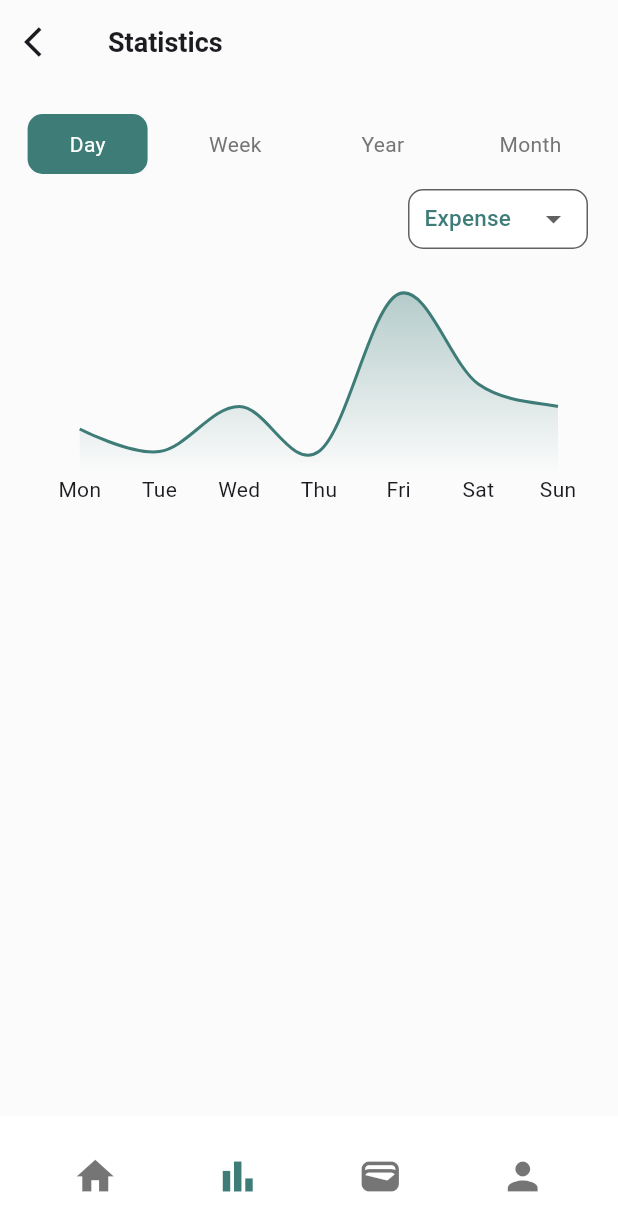
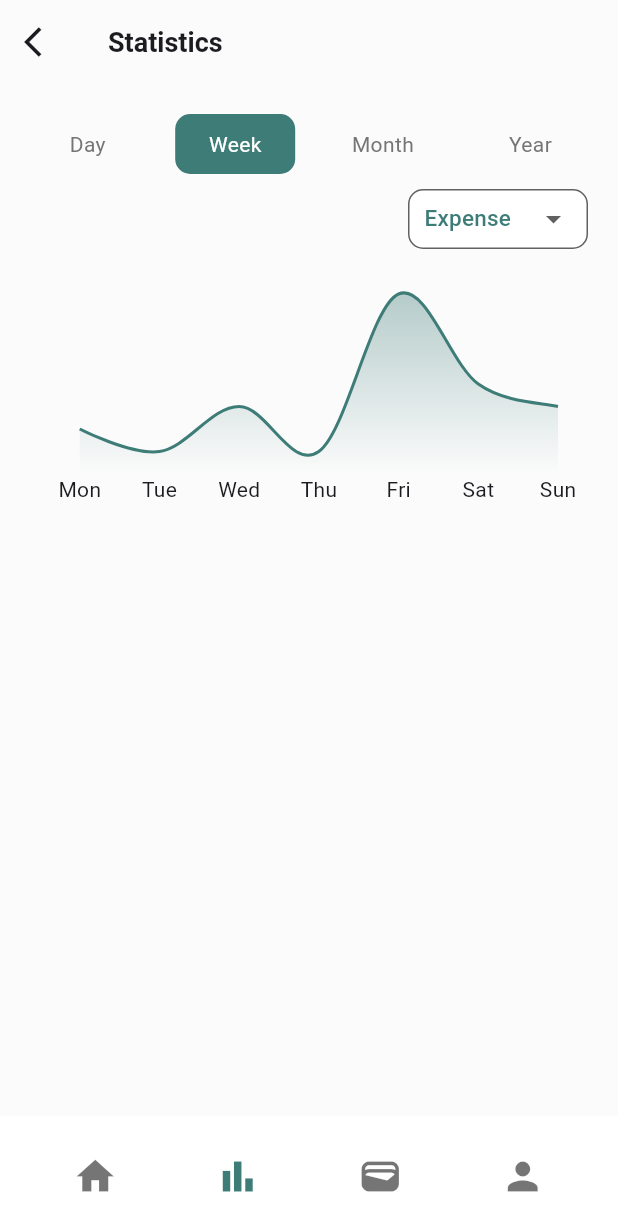
Before and after one commit to wandi1209/expense-tracker-pro-app, a Flutter app: the StatisticPage screen opened by its route, after a tap on "Week", on a phone screen of 412 x 824 dp. Shown: the top 1231 px of the screen. Run offline on Flutter 3.47's test engine with Material 3 defaults, Android fonts, the phone set to English and light mode, and no system bars; drawn by our look-alikes of fl_chart; our stand-ins replace awesome_dialog, bloc, dio, equatable, flutter_bloc, flutter_dotenv and 5 more; accounts and stored records are empty; network calls fail.

Commit message:
feat(statistic): add logic for interactive button

```diff
--- a/lib/features/statistic/presentation/pages/statistic_page.dart
+++ b/lib/features/statistic/presentation/pages/statistic_page.dart
@@ -1,4 +1,5 @@
 import 'package:expense_tracker_pro/common/appbars/basic_app_bar.dart';
+import 'package:expense_tracker_pro/core/utils/enum.dart';
 import 'package:expense_tracker_pro/features/statistic/presentation/bloc/statistic_bloc.dart';
 import 'package:expense_tracker_pro/features/statistic/presentation/widgets/dropdown_widget.dart';
 import 'package:expense_tracker_pro/features/statistic/presentation/widgets/line_chart_widget.dart';
@@ -18,6 +19,14 @@ class _StatisticPageState extends State<StatisticPage> {
   bool top = true;
   final List<String> types = ['Expense', 'Income'];
   String selectedType = 'Expense';
+  DateFilter selectedDate = DateFilter.day;
+
+  void onChangedDateFilter(DateFilter dateFilter) {
+    setState(() {
+      selectedDate = dateFilter;
+    });
+  }
+
   void onChangedType(String newType) {
     setState(() {
       selectedType = newType;
@@ -58,7 +67,7 @@ class _StatisticPageState extends State<StatisticPage> {
             padding: const EdgeInsets.only(top: 20),
             child: Column(
               children: [
-                const ListChartViewWidget(),
+                ListChartViewWidget(selectedDate: selectedDate,onChangedDateFilter: onChangedDateFilter),
                 Row(
                   mainAxisAlignment: MainAxisAlignment.end,
                   children: [
--- a/lib/features/statistic/presentation/widgets/list_chart_view_widget.dart
+++ b/lib/features/statistic/presentation/widgets/list_chart_view_widget.dart
@@ -1,8 +1,15 @@
 import 'package:expense_tracker_pro/core/configs/theme/app_colors.dart';
+import 'package:expense_tracker_pro/core/utils/enum.dart';
 import 'package:flutter/material.dart';
 
 class ListChartViewWidget extends StatelessWidget {
-  const ListChartViewWidget({super.key});
+  final DateFilter selectedDate;
+  final ValueChanged<DateFilter> onChangedDateFilter;
+  const ListChartViewWidget({
+    super.key,
+    required this.onChangedDateFilter,
+    required this.selectedDate,
+  });
 
   @override
   Widget build(BuildContext context) {
@@ -10,66 +17,109 @@ class ListChartViewWidget extends StatelessWidget {
       mainAxisAlignment: MainAxisAlignment.spaceEvenly,
       children: [
         GestureDetector(
-          onTap: () {},
+          onTap: () {
+            onChangedDateFilter(DateFilter.day);
+          },
           child: Container(
             width: 80,
             padding: const EdgeInsets.symmetric(vertical: 10),
             decoration: BoxDecoration(
-              color: AppColors.primary,
+              color:
+                  selectedDate == DateFilter.day
+                      ? AppColors.primary
+                      : Colors.transparent,
               borderRadius: BorderRadius.circular(10),
             ),
-            child: const Center(
-              child: Text('Day', style: TextStyle(color: Colors.white)),
+            child: Center(
+              child: Text(
+                'Day',
+                style: TextStyle(
+                  color:
+                      selectedDate == DateFilter.day
+                          ? Colors.white
+                          : Colors.grey.shade600,
+                ),
+              ),
             ),
           ),
         ),
         GestureDetector(
-          onTap: () {},
+          onTap: () {
+            onChangedDateFilter(DateFilter.week);
+          },
           child: Container(
             width: 80,
             padding: const EdgeInsets.symmetric(vertical: 10),
             decoration: BoxDecoration(
-              color: Colors.transparent,
+              color:
+                  selectedDate == DateFilter.week
+                      ? AppColors.primary
+                      : Colors.transparent,
               borderRadius: BorderRadius.circular(10),
             ),
             child: Center(
               child: Text(
                 'Week',
-                style: TextStyle(color: Colors.grey.shade600),
+                style: TextStyle(
+                  color:
+                      selectedDate == DateFilter.week
+                          ? Colors.white
+                          : Colors.grey.shade600,
+                ),
               ),
             ),
           ),
         ),
         GestureDetector(
-          onTap: () {},
+          onTap: () {
+            onChangedDateFilter(DateFilter.month);
+          },
           child: Container(
             width: 80,
             padding: const EdgeInsets.symmetric(vertical: 10),
             decoration: BoxDecoration(
-              color: Colors.transparent,
+              color:
+                  selectedDate == DateFilter.month
+                      ? AppColors.primary
+                      : Colors.transparent,
+              borderRadius: BorderRadius.circular(10),
+            ),
+            child: Center(
+              child: Text(
+                'Month',
+                style: TextStyle(
+                  color:
+                      selectedDate == DateFilter.month
+                          ? Colors.white
+                          : Colors.grey.shade600,
+                ),
+              ),
+            ),
+          ),
+        ),
+        GestureDetector(
+          onTap: () {
+            onChangedDateFilter(DateFilter.year);
+          },
+          child: Container(
+            width: 80,
+            padding: const EdgeInsets.symmetric(vertical: 10),
+            decoration: BoxDecoration(
+              color:
+                  selectedDate == DateFilter.year
+                      ? AppColors.primary
+                      : Colors.transparent,
               borderRadius: BorderRadius.circular(10),
             ),
             child: Center(
               child: Text(
                 'Year',
-                style: TextStyle(color: Colors.grey.shade600),
-              ),
-            ),
-          ),
-        ),
-        GestureDetector(
-          onTap: () {},
-          child: Container(
-            width: 80,
-            padding: const EdgeInsets.symmetric(vertical: 10),
-            decoration: BoxDecoration(
-              color: Colors.transparent,
-              borderRadius: BorderRadius.circular(10),
-            ),
-            child: Center(
-              child: Text(
-                'Month',
-                style: TextStyle(color: Colors.grey.shade600),
+                style: TextStyle(
+                  color:
+                      selectedDate == DateFilter.year
+                          ? Colors.white
+                          : Colors.grey.shade600,
+                ),
               ),
             ),
           ),
```
